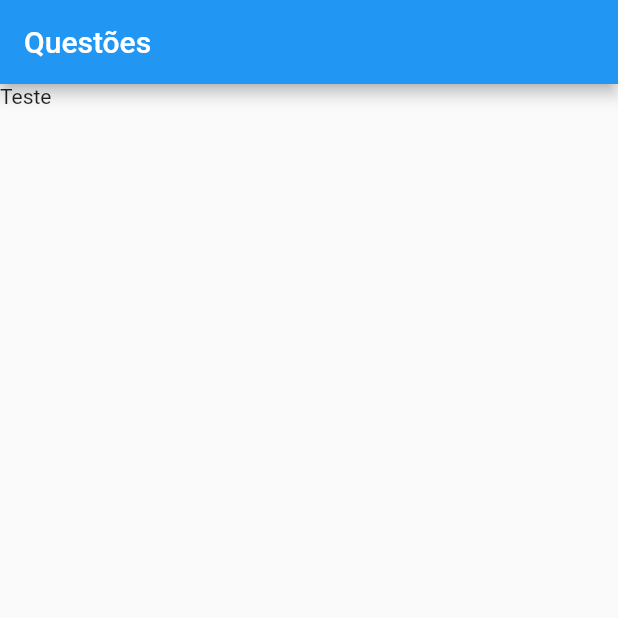
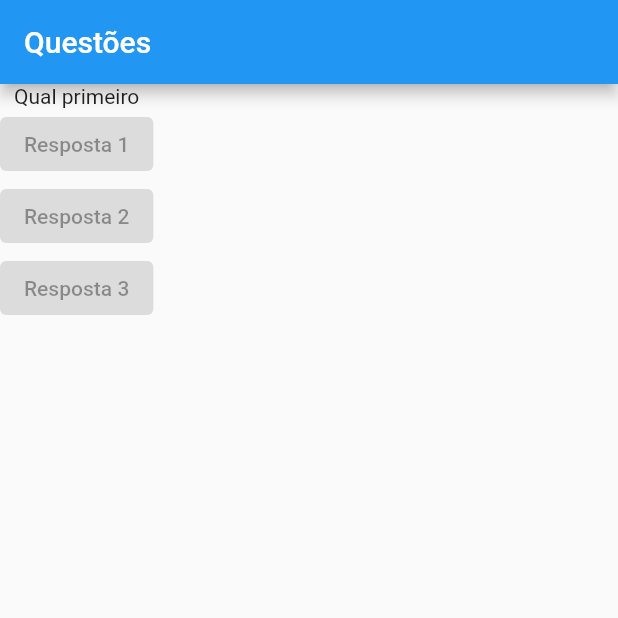
Before and after one commit to diegocar448/flutterlab, a Flutter app: the screen it shows after launch, on a phone screen of 412 x 824 dp, the top half of it. Run offline on Flutter 3.47's test engine with Material 2 defaults, Android fonts, the phone set to English and light mode, and no system bars.

Commit message:
RaisedButton atualmente deprecated e substituido por ElevatedButton

```diff
--- a/lib/main.dart
+++ b/lib/main.dart
@@ -5,12 +5,33 @@
 class PerguntaApp extends StatelessWidget {
   @override
   Widget build(BuildContext context) {
+    final List<String> perguntas = [
+      'Qual primeiro',
+      'Qual segundo',
+    ];
+
     return MaterialApp(
       home: Scaffold(
         appBar: AppBar(
           title: Text('Questões'),
         ),
-        body: Text("Teste"),
+        body: Column(
+          children: <Widget>[
+            Text(perguntas[0]),
+            ElevatedButton(
+              child: Text('Resposta 1'),
+              onPressed: null,
+            ),
+            ElevatedButton(
+              child: Text('Resposta 2'),
+              onPressed: null,
+            ),
+            ElevatedButton(
+              child: Text('Resposta 3'),
+              onPressed: null,
+            ),
+          ],
+        ),
       ),
     );
   }
```
